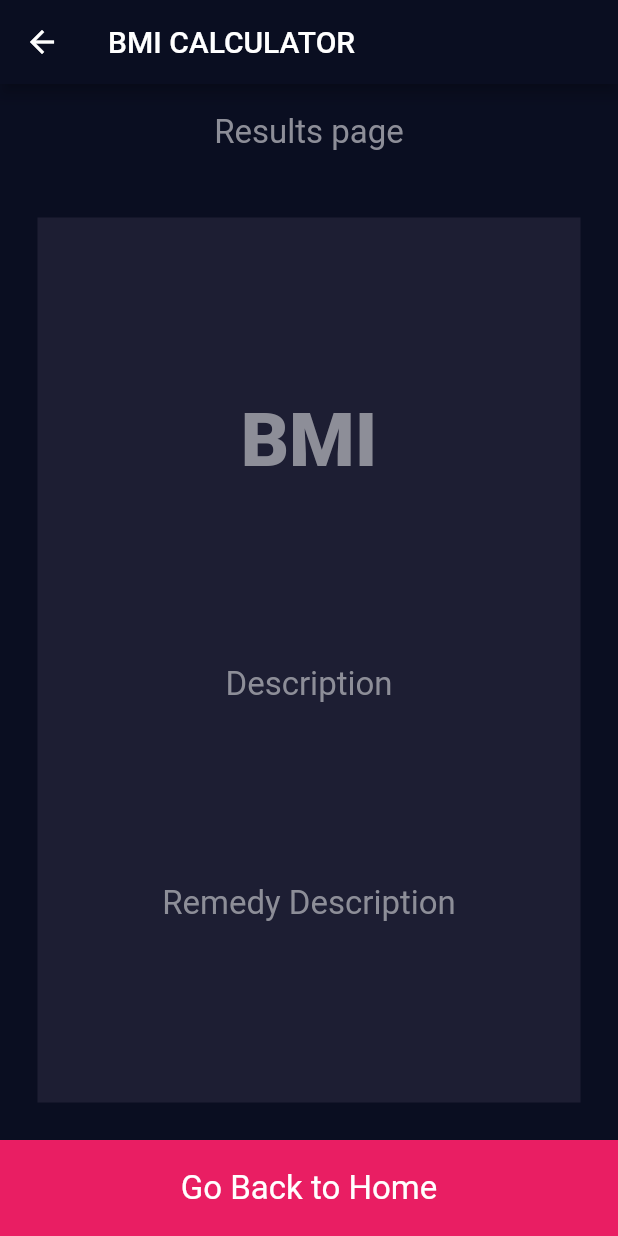
After one commit to zaidzak9/BmiCalculatorFlutter, a Flutter app: the screen it shows after launch, after a tap on "Calculate BMI", on a phone screen of 412 x 824 dp. The commit adds this screen. Run offline on Flutter 3.47's test engine with Material 2 defaults, Android fonts, the phone set to English and light mode, and no system bars; our stand-ins replace font_awesome_flutter.

Commit message:
design result page

```diff
--- a/lib/input_page.dart
+++ b/lib/input_page.dart
@@ -1,3 +1,4 @@
+import 'package:bmi_calculator_flutter/result_page.dart';
 import 'package:bmi_calculator_flutter/reusableUi/box_container.dart';
 import 'package:flutter/material.dart';
 import 'reusableUi/util/constants.dart';
@@ -97,7 +98,11 @@ class _InputPageState extends State<InputPage> {
                       child: BoxContainer(kAge)),
                 )
               ],
-            )),Container(
+            )),GestureDetector(
+              onTap: (){
+                Navigator.push(context,MaterialPageRoute(builder: (context) =>ResultPage()));
+              },
+              child: Container(
                   alignment: Alignment.center,
                   color: Colors.pink,
                   margin: EdgeInsets.only(top: 15.0),
@@ -107,6 +112,7 @@ class _InputPageState extends State<InputPage> {
                       fontWeight: FontWeight.w700,
                       color:Colors.white),),
                 ),
+            ),
           ],
         ));
   }
--- /dev/null
+++ b/lib/result_page.dart
@@ -0,0 +1,53 @@
+import 'package:bmi_calculator_flutter/reusableUi/util/constants.dart';
+import 'package:flutter/cupertino.dart';
+import 'package:flutter/gestures.dart';
+import 'package:flutter/material.dart';
+
+class ResultPage extends StatefulWidget {
+  @override
+  _ResultPageState createState() => _ResultPageState();
+}
+
+class _ResultPageState extends State<ResultPage> {
+  @override
+  Widget build(BuildContext context) {
+    return Scaffold(
+      appBar: AppBar(
+        title: Text(kToolbarName),
+      ),
+      body: Column(
+        children: <Widget>[
+          Expanded(
+              child: Container(
+                  alignment: Alignment.center,
+                  child: Text("Results page", style: kLabelTextStyle))),
+          Expanded(
+              flex: 10,
+              child: Container(
+                alignment: Alignment.center,
+                margin: EdgeInsets.all(25.0),
+                color: kInactiveColor,
+                child: Column(
+                  mainAxisAlignment: MainAxisAlignment.spaceEvenly,
+                  crossAxisAlignment: CrossAxisAlignment.center,
+                  children: <Widget>[
+                    Text("BMI", style: kLabelHeavyTextStyle),
+                    Text("Description", style: kLabelTextStyle),
+                    Text("Remedy Description", style: kLabelTextStyle)
+                  ],
+                ),
+              )),
+          Expanded(
+              child: Container(
+                  width: double.infinity,
+                  alignment: Alignment.center,
+                  color: Colors.pink,
+                  child: Text(
+                    "Go Back to Home",
+                    style: TextStyle(fontSize: 22.0, color: Colors.white),
+                  )))
+        ],
+      ),
+    );
+  }
+}
```
Lines whose indentation alone changed are shown as unchanged.
